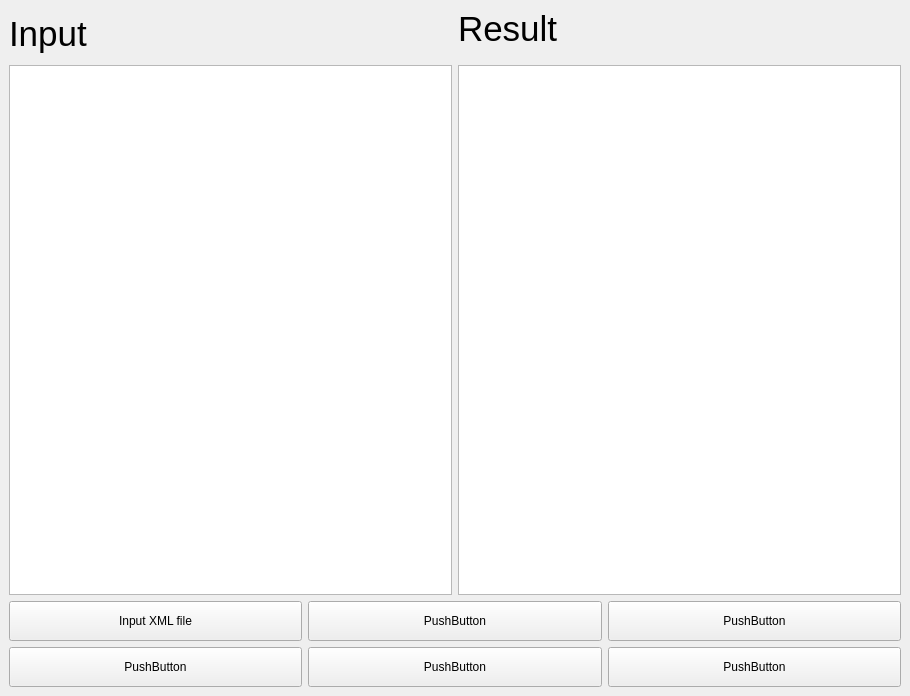
Old version of the form GUI/GUI/mainwindow.ui in the repository ElecSpartan/DS_Project.
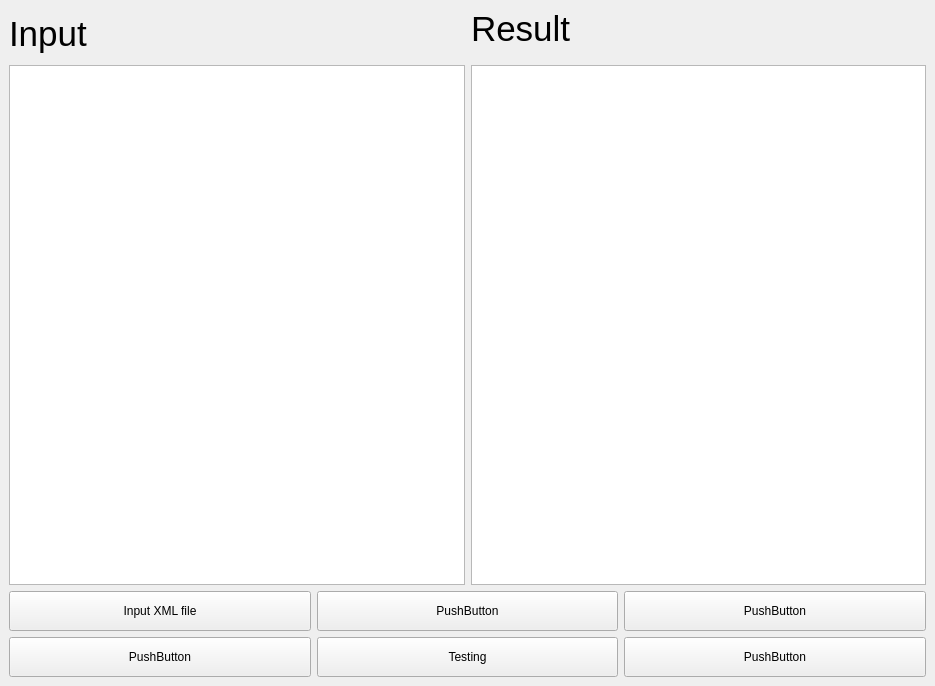
New version of the form.

```diff
--- a/GUI/GUI/mainwindow.ui
+++ b/GUI/GUI/mainwindow.ui
@@ -9,8 +9,8 @@
    <rect>
     <x>0</x>
     <y>0</y>
-    <width>910</width>
-    <height>696</height>
+    <width>935</width>
+    <height>686</height>
    </rect>
   </property>
   <property name="minimumSize">
@@ -154,7 +154,7 @@
            </size>
           </property>
           <property name="text">
-           <string>PushButton</string>
+           <string>Testing</string>
           </property>
          </widget>
         </item>
```
Left out of the diff: 2 changed lines with no effect on the pictures.
